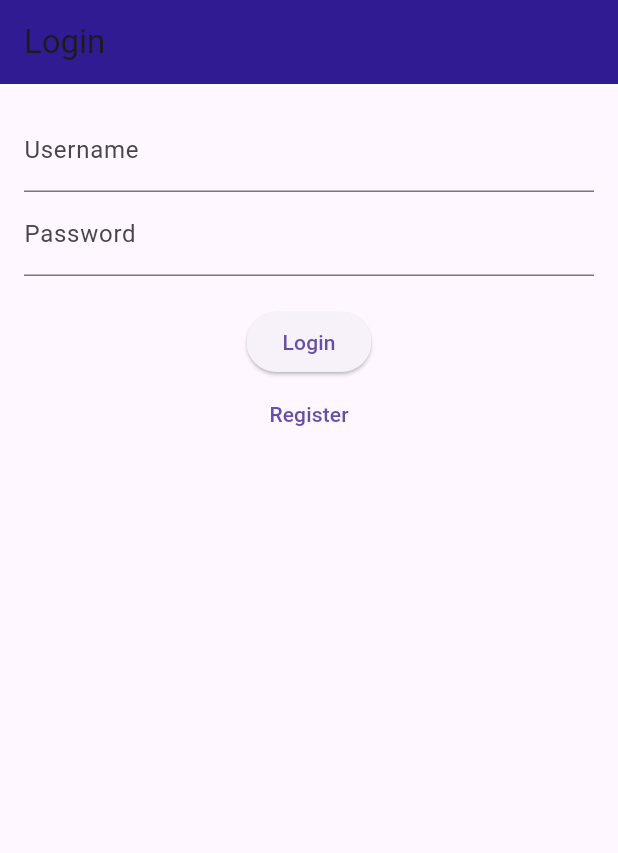
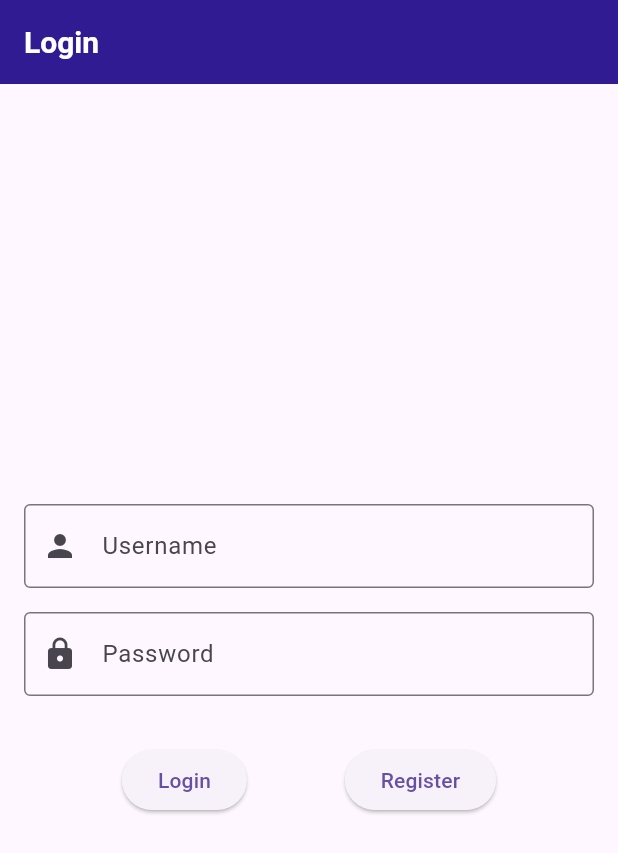
Before and after one commit to devilAPI/FlutterChat_app, a Flutter app: the screen it shows after launch, on a phone screen of 412 x 824 dp. Shown: the top 853 px of the screen. Run offline on Flutter 3.47's test engine with Material 3 defaults, Android fonts, the phone set to English and light mode, and no system bars; our stand-ins replace flutter_markdown, transparent_image; missing offline and left inert: encrypt.

Commit message:
bug fixes and theming fixes

```diff
--- a/lib/HomeScreen.dart
+++ b/lib/HomeScreen.dart
@@ -7,7 +7,6 @@ import 'LoginScreen.dart';
 
 class HomeScreen extends StatefulWidget {
   final String username;
-
   const HomeScreen({Key? key, required this.username}) : super(key: key);
 
   @override
@@ -22,12 +21,10 @@ class _HomeScreenState extends State<HomeScreen> {
   void startChat() {
     String recipientId = recipientController.text;
     String encryptionKey = encryptionKeyController.text;
-
     if (recipientId.isNotEmpty && encryptionKey.isNotEmpty) {
       // Hash the encryption key using SHA-256
       var bytes = utf8.encode(encryptionKey); // data being hashed
       var hashedKey = sha256.convert(bytes).toString();
-
       Navigator.push(
         context,
         MaterialPageRoute(
@@ -74,6 +71,7 @@ class _HomeScreenState extends State<HomeScreen> {
     return Scaffold(
       appBar: AppBar(
         title: Text('Home Screen'),
+        backgroundColor: Colors.deepPurple[900],
       ),
       body: Padding(
         padding: const EdgeInsets.all(16.0),
--- a/lib/LoginScreen.dart
+++ b/lib/LoginScreen.dart
@@ -18,9 +18,8 @@ class _LoginScreenState extends State<LoginScreen> {
   Future<void> login() async {
     String username = usernameController.text
         .trim()
-        .replaceAll(' ', '_'); // Ersetzen Sie Leerzeichen durch '_'
+        .replaceAll(' ', '_'); // Replace spaces with '_'
     final String password = passwordController.text;
-
     if (username.isEmpty || password.isEmpty) {
       // Show an error if fields are empty
       showDialog(
@@ -40,7 +39,6 @@ class _LoginScreenState extends State<LoginScreen> {
       );
       return;
     }
-
     try {
       final response = await http.post(
         Uri.parse('http://krasserserver.com:8004/chat_api/login.php'),
@@ -60,8 +58,10 @@ class _LoginScreenState extends State<LoginScreen> {
         Navigator.pushReplacement(
           context,
           MaterialPageRoute(
-              builder: (context) =>
-                  HomeScreen(username: username)), // Pass username
+            builder: (context) => HomeScreen(
+              username: username,
+            ),
+          ),
         );
       } else {
         // Show error message from the response
@@ -88,7 +88,8 @@ class _LoginScreenState extends State<LoginScreen> {
         context: context,
         builder: (context) => AlertDialog(
           title: const Text('Error'),
-          content: const Text('Failed to login. Please try again later.'),
+          content:
+              const Text('An error occurred during login. Please try again.'),
           actions: <Widget>[
             TextButton(
               child: const Text('OK'),
@@ -113,31 +114,50 @@ class _LoginScreenState extends State<LoginScreen> {
   Widget build(BuildContext context) {
     return Scaffold(
       appBar: AppBar(
-          title: const Text('Login'), backgroundColor: Colors.deepPurple[900]),
+        title: const Text('Login'),
+        backgroundColor: Colors.deepPurple[900],
+      ),
       body: Padding(
         padding: const EdgeInsets.all(16.0),
+        child: Center(
           child: Column(
-          children: [
+            mainAxisAlignment: MainAxisAlignment.center,
+            children: <Widget>[
               TextField(
                 controller: usernameController,
-              decoration: const InputDecoration(labelText: 'Username'),
+                decoration: const InputDecoration(
+                  labelText: 'Username',
+                  border: OutlineInputBorder(),
+                  prefixIcon: Icon(Icons.person),
                 ),
+              ),
+              const SizedBox(height: 16),
               TextField(
                 controller: passwordController,
-              decoration: const InputDecoration(labelText: 'Password'),
+                decoration: const InputDecoration(
+                  labelText: 'Password',
+                  border: OutlineInputBorder(),
+                  prefixIcon: Icon(Icons.lock),
+                ),
                 obscureText: true,
               ),
-            const SizedBox(height: 20),
+              const SizedBox(height: 32),
+              Row(
+                mainAxisAlignment: MainAxisAlignment.spaceEvenly,
+                children: <Widget>[
                   ElevatedButton(
                     onPressed: login,
                     child: const Text('Login'),
                   ),
-            TextButton(
+                  ElevatedButton(
                     onPressed: navigateToRegister,
                     child: const Text('Register'),
                   ),
                 ],
               ),
+            ],
+          ),
+        ),
       ),
     );
   }
--- a/lib/main.dart
+++ b/lib/main.dart
@@ -13,6 +13,23 @@ class ChatApp extends StatelessWidget {
   Widget build(BuildContext context) {
     return MaterialApp(
       title: 'Chat App',
+      theme: ThemeData(
+        appBarTheme: AppBarTheme(
+          toolbarTextStyle: TextStyle(
+            color: Colors.white,
+            fontSize: 20,
+            fontWeight: FontWeight.bold,
+          ),
+          titleTextStyle: TextStyle(
+            color: Colors.white,
+            fontSize: 20,
+            fontWeight: FontWeight.bold,
+          ),
+          iconTheme: IconThemeData(
+            color: Colors.white,
+          ),
+        ),
+      ),
       home: LoginScreen(),
     );
   }
```
Also changed, not shown: lib/ChatScreen.dart (+5 -5 lines). Lines whose indentation alone changed are shown as unchanged.
